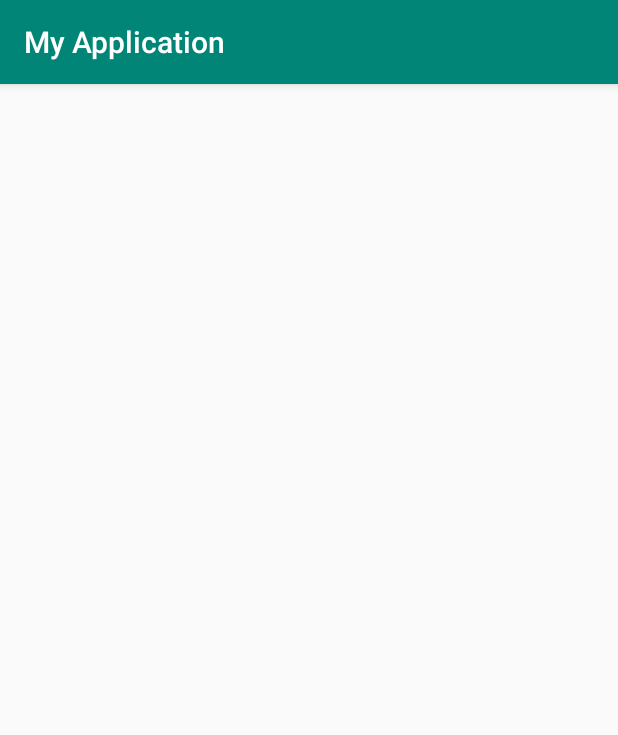
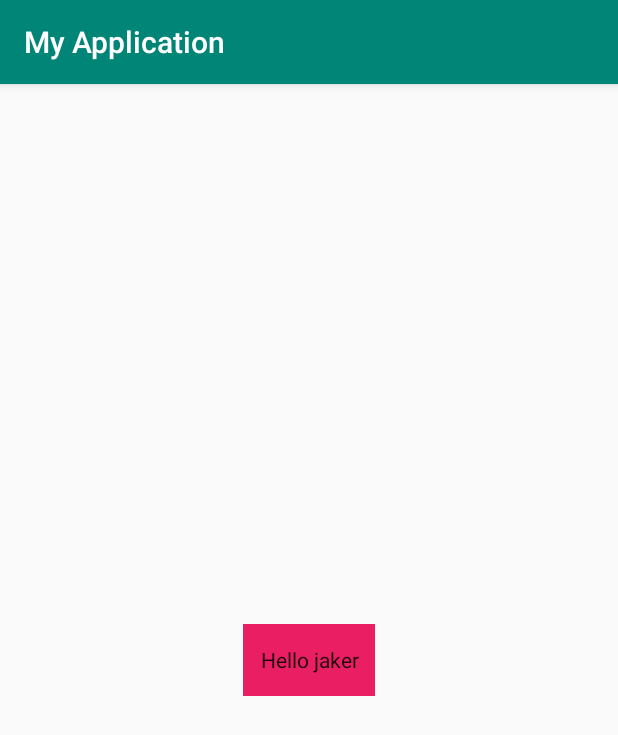
Before and after one commit to NordsKingArt/MySampleApp, an Android app: the screen it shows after launch (MainActivity), on a phone screen of 412 x 824 dp. Shown: the top 735 px of the screen. Run offline under Robolectric (Android 15) with nearby library versions, the light colour scheme and no system bars.

Commit message:
Added a button

```diff
--- a/app/src/main/res/layout/activity_main.xml
+++ b/app/src/main/res/layout/activity_main.xml
@@ -4,4 +4,19 @@
     xmlns:tools="http://schemas.android.com/tools"
     android:layout_width="match_parent"
     android:layout_height="match_parent"
-    tools:context=".MainActivity"/>
+    tools:context=".MainActivity">
+
+    <Button
+        android:id="@+id/button"
+        style="@style/Widget.AppCompat.Button.Borderless"
+        android:layout_width="wrap_content"
+        android:layout_height="wrap_content"
+        android:background="#E91E63"
+        android:text="Hello jaker"
+        android:textAppearance="@style/TextAppearance.AppCompat.Body1"
+        app:layout_constraintBottom_toBottomOf="parent"
+        app:layout_constraintEnd_toEndOf="parent"
+        app:layout_constraintHorizontal_bias="0.5"
+        app:layout_constraintStart_toStartOf="parent"
+        app:layout_constraintTop_toTopOf="parent" />
+</androidx.constraintlayout.widget.ConstraintLayout>
```
